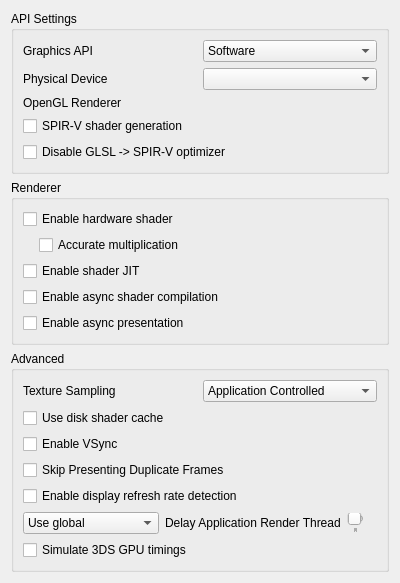
Old version of the form src/citra_qt/configuration/configure_graphics.ui in the repository azahar-emu/azahar.
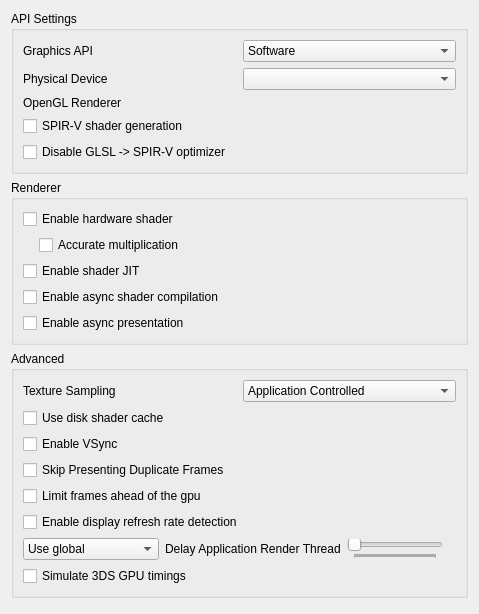
New version of the form.

Patch:
```diff
--- a/src/citra_qt/configuration/configure_graphics.ui
+++ b/src/citra_qt/configuration/configure_graphics.ui
@@ -6,8 +6,8 @@
    <rect>
     <x>0</x>
     <y>0</y>
-    <width>400</width>
-    <height>559</height>
+    <width>479</width>
+    <height>614</height>
    </rect>
   </property>
   <property name="minimumSize">
@@ -324,6 +324,16 @@
         </property>
        </widget>
       </item>
+      <item>
+       <widget class="QCheckBox" name="toggle_limit_frames_ahead_of_gpu">
+        <property name="toolTip">
+         <string>&lt;html&gt;&lt;head/&gt;&lt;body&gt;&lt;p&gt;When enabled, this setting detects when the refresh rate of the screen is below that of the 3DS, and when it is, disables VSync automatically to avoid emulation speed being forced below 100%.&lt;/p&gt;&lt;/body&gt;&lt;/html&gt;</string>
+        </property>
+        <property name="text">
+         <string>Limit frames ahead of the gpu</string>
+        </property>
+       </widget>
+      </item>
       <item>
        <widget class="QCheckBox" name="toggle_display_refresh_rate_detection">
         <property name="toolTip">
```
Left out of the diff: 12 changed lines with no effect on the pictures. Lines whose indentation alone changed are shown as unchanged.
